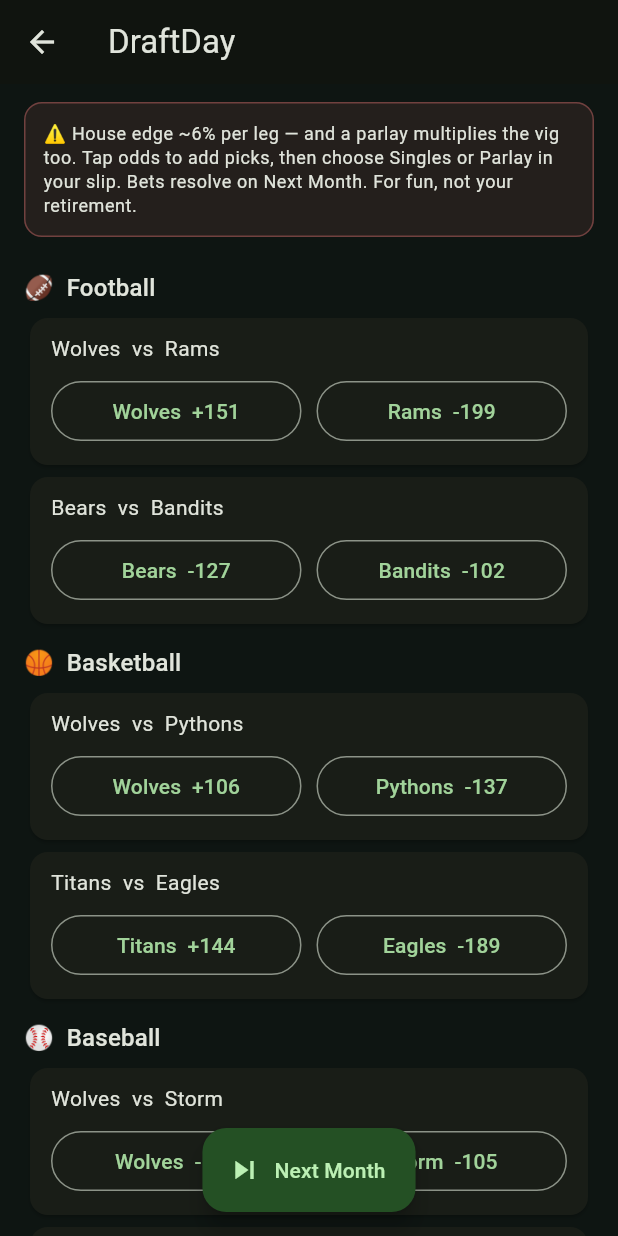
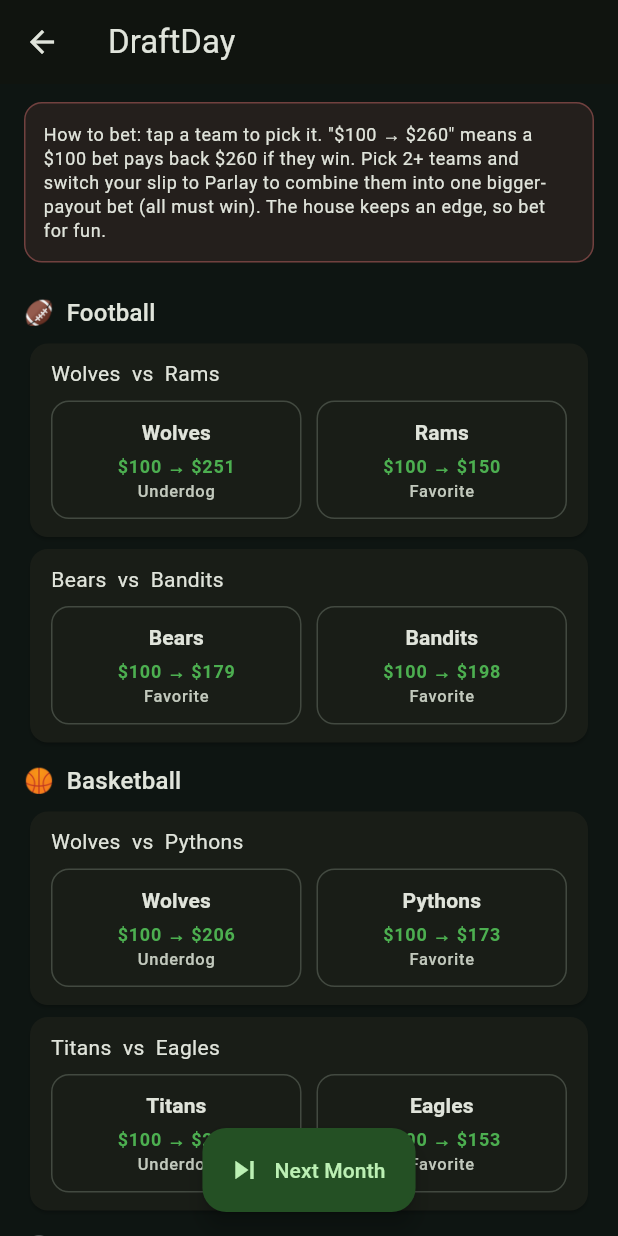
Before and after one commit to Armandoxh/Territorygame, a Flutter app: the screen it shows after launch, after a tap on "DraftDay", on a phone screen of 412 x 824 dp. Run offline on Flutter 3.47's test engine with Material 3 defaults, Android fonts, the phone set to English and light mode, and no system bars.

Commit message:
Make the sportsbook readable (build 35)
Odds were opaque (+150/-200) and parlays hard to build. Pick buttons now show
the team, '$100 → $260' (what a $100 bet returns), and a Favorite/Underdog
tag with a clear selected state; the how-to is in plain English; the slip uses
'2.60x' multipliers instead of American odds. Betting logic unchanged.

```diff
--- a/dev_log/6-5-2026.txt
+++ b/dev_log/6-5-2026.txt
@@ -59,3 +59,10 @@ each rented home rolls occupancy (occupancyChance = 0.75); when occupied, rent l
 and offsets part of the mortgage, summarized in events and a new "Rent collected" recap row
 (DayResult.rent). Nestly's owned card gets a Rent-it-out switch + live occupancy status.
 Defaults to tune later if needed: 0.6%/mo rent, 75% occupancy.
+build 35 (v0.21.1) — Sportsbook readability (note 5 of the batch). DraftDay odds were
+opaque (+150/-200) and parlays were hard. Replaced American odds everywhere with plain
+language: each pick button is now a tap-card showing the team, "$100 → $260" (what a $100
+bet returns), and a Favorite/Underdog tag, with a clear selected state (highlight + check).
+Rewrote the how-to banner in plain English incl. how to build a parlay. Slip now shows
+"2.60×" multipliers and "All N must win · pays X×" instead of combined American odds. Pure
+UI; betting logic/one-bet-per-game/Singles-Parlay toggle unchanged.
--- a/wealthquest/lib/ui/sports_app.dart
+++ b/wealthquest/lib/ui/sports_app.dart
@@ -26,6 +26,12 @@ class _SlipLeg {
   final double winProb;
   _SlipLeg(this.eventId, this.home, this.label, this.decimalOdds, this.winProb);
 }
+
+/// What a $100 bet pays back in total at these odds, e.g. "$100 → $260".
+String _payBack(double dec) => '\$100 → \$${(dec * 100).round()}';
+
+/// Payout multiplier, e.g. "2.60×".
+String _mult(double dec) => '${dec.toStringAsFixed(2)}×';
 
 class _SportsBodyState extends State<SportsBody> {
   final List<_SlipLeg> _slip = [];
@@ -174,9 +180,10 @@ class _SportsBodyState extends State<SportsBody> {
             border: Border.all(color: kLoss.withOpacity(0.4)),
           ),
           child: Text(
-            '⚠ House edge ~6% per leg — and a parlay multiplies the vig too. '
-            'Tap odds to add picks, then choose Singles or Parlay in your slip. '
-            'Bets resolve on Next Month. For fun, not your retirement.',
+            'How to bet: tap a team to pick it. "\$100 → \$260" means a \$100 '
+            'bet pays back \$260 if they win. Pick 2+ teams and switch your '
+            'slip to Parlay to combine them into one bigger-payout bet (all '
+            'must win). The house keeps an edge, so bet for fun.',
             style: theme.textTheme.bodySmall,
           ),
         ),
@@ -269,7 +276,7 @@ class _SportsBodyState extends State<SportsBody> {
                   Expanded(
                       child:
                           Text(l.label, style: theme.textTheme.bodyMedium)),
-                  Text(SportsEngine.american(l.decimalOdds),
+                  Text(_mult(l.decimalOdds),
                       style: theme.textTheme.bodyMedium
                           ?.copyWith(fontWeight: FontWeight.bold)),
                   IconButton(
@@ -280,7 +287,7 @@ class _SportsBodyState extends State<SportsBody> {
                 ],
               ),
             )),
-        Text('Combined odds: ${SportsEngine.american(dec)}',
+        Text('All ${_slip.length} must win · pays ${_mult(dec)} your stake',
             style: theme.textTheme.bodyMedium
                 ?.copyWith(fontWeight: FontWeight.bold, color: kGain)),
         const SizedBox(height: 8),
@@ -349,7 +356,7 @@ class _SportsBodyState extends State<SportsBody> {
                     crossAxisAlignment: CrossAxisAlignment.start,
                     children: [
                       Text(l.label, style: theme.textTheme.bodyMedium),
-                      Text(SportsEngine.american(l.decimalOdds),
+                      Text('${_mult(l.decimalOdds)} · ${_payBack(l.decimalOdds)}',
                           style: theme.textTheme.labelSmall
                               ?.copyWith(fontWeight: FontWeight.bold)),
                     ],
@@ -457,13 +464,56 @@ class _EventCard extends StatelessWidget {
   Widget build(BuildContext context) {
     final theme = Theme.of(context);
     Widget pick(bool home, String team, double dec, bool sel) {
-      final label = '$team  ${SportsEngine.american(dec)}';
       // A game you've already bet is locked — only one wager per game.
-      final onPressed = locked ? null : () => onPick(home);
+      final fav = dec < 2.0; // shorter price = favorite
       return Expanded(
-        child: sel
-            ? FilledButton(onPressed: onPressed, child: Text(label))
-            : OutlinedButton(onPressed: onPressed, child: Text(label)),
+        child: InkWell(
+          onTap: locked ? null : () => onPick(home),
+          borderRadius: BorderRadius.circular(12),
+          child: AnimatedContainer(
+            duration: const Duration(milliseconds: 120),
+            padding: const EdgeInsets.symmetric(vertical: 10, horizontal: 8),
+            decoration: BoxDecoration(
+              color: sel
+                  ? theme.colorScheme.primary.withOpacity(0.18)
+                  : Colors.transparent,
+              border: Border.all(
+                color: sel
+                    ? theme.colorScheme.primary
+                    : theme.colorScheme.outlineVariant,
+                width: sel ? 2 : 1,
+              ),
+              borderRadius: BorderRadius.circular(12),
+            ),
+            child: Column(
+              children: [
+                Row(
+                  mainAxisAlignment: MainAxisAlignment.center,
+                  children: [
+                    if (sel) ...[
+                      Icon(Icons.check_circle,
+                          size: 16, color: theme.colorScheme.primary),
+                      const SizedBox(width: 4),
+                    ],
+                    Flexible(
+                      child: Text(team,
+                          overflow: TextOverflow.ellipsis,
+                          style: theme.textTheme.titleSmall
+                              ?.copyWith(fontWeight: FontWeight.bold)),
+                    ),
+                  ],
+                ),
+                const SizedBox(height: 4),
+                Text(_payBack(dec),
+                    style: theme.textTheme.labelMedium
+                        ?.copyWith(color: kGain, fontWeight: FontWeight.w700)),
+                Text(fav ? 'Favorite' : 'Underdog',
+                    style: theme.textTheme.labelSmall
+                        ?.copyWith(color: theme.colorScheme.onSurfaceVariant)),
+              ],
+            ),
+          ),
+        ),
       );
     }
 
--- a/wealthquest/lib/version.dart
+++ b/wealthquest/lib/version.dart
@@ -4,7 +4,7 @@
 /// notable features) — see wealthquest/CLAUDE.md. The badge pinned at the top
 /// of the home header shows this, so you can instantly confirm the live page is
 /// the latest build (and not a stale cache).
-const String kAppVersion = '0.21.0';
-const int kBuildNumber = 34;
+const String kAppVersion = '0.21.1';
+const int kBuildNumber = 35;
 
 String get appVersionLabel => 'v$kAppVersion · build $kBuildNumber';
--- a/wealthquest/pubspec.yaml
+++ b/wealthquest/pubspec.yaml
@@ -1,7 +1,7 @@
 name: wealthquest
 description: "A mobile life-sim / stock-market game. Start at 18 with a day job; each Next Month advances a month — watch your investments perform."
 publish_to: "none"
-version: 0.21.0+34
+version: 0.21.1+35
 
 environment:
   sdk: ">=3.4.0 <4.0.0"
```
Also changed, not shown: 1 other file.
